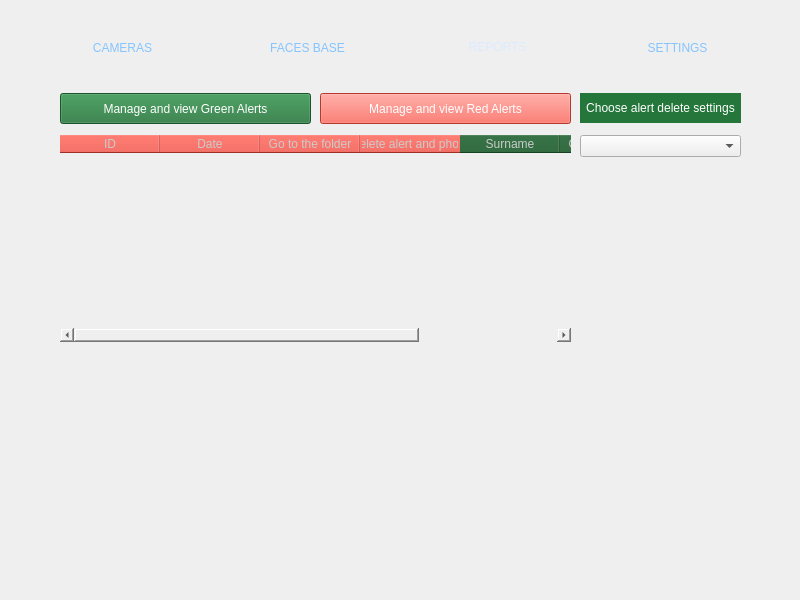
The window that LeonCam/MainApp.ui (kazimierczak-robert/LeonCam) describes before a commit, drawn with Qt 5.
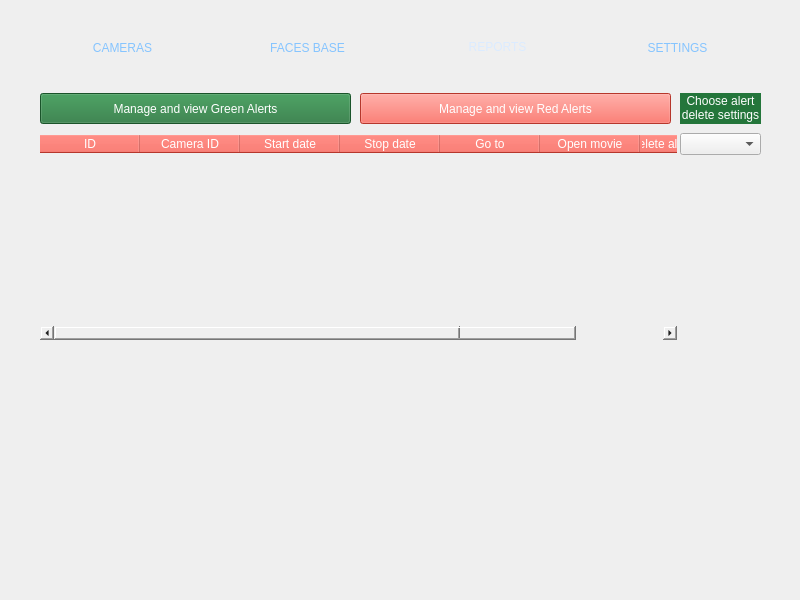
The same window after the commit. The open tabs and pages were chosen to show the change. Icons and pictures are not drawn.

Commit message: Tabele zilelonych i czerwonych alertów, poprawienie OpenFileExplorer

Diff of the .ui file:
```diff
--- a/LeonCam/MainApp.ui
+++ b/LeonCam/MainApp.ui
@@ -472,10 +472,10 @@
      <widget class="QTableWidget" name="TWGreenReport">
       <property name="geometry">
        <rect>
-        <x>28</x>
+        <x>8</x>
         <y>70</y>
-        <width>515</width>
-        <height>211</height>
+        <width>641</width>
+        <height>209</height>
        </rect>
       </property>
       <property name="focusPolicy">
@@ -491,12 +491,13 @@
        <string notr="true">QTableWidget
 {
 	color: rgb(255, 255, 255);
-    alternate-background-color: rgb(28, 93, 45);
+    alternate-background-color: /*rgb(28, 93, 45);*/rgb(53, 89, 127);
 }
 QHeaderView::section
 {
-	background-color: rgb(28, 93, 45);
-	color: rgb(203, 203, 203);
+	/*background-color: rgb(28, 93, 45);*/	
+	background-color:rgb(36, 118, 59);
+	color: rgb(255, 255, 255);
 }</string>
       </property>
       <property name="frameShape">
@@ -542,7 +543,7 @@
       </column>
       <column>
        <property name="text">
-        <string>Date</string>
+        <string>Camera ID</string>
        </property>
       </column>
       <column>
@@ -562,7 +563,17 @@
       </column>
       <column>
        <property name="text">
-        <string>Go to the folder</string>
+        <string>Start date</string>
+       </property>
+      </column>
+      <column>
+       <property name="text">
+        <string>Stop date</string>
+       </property>
+      </column>
+      <column>
+       <property name="text">
+        <string>Go to</string>
        </property>
       </column>
       <column>
@@ -574,9 +585,9 @@
      <widget class="QPushButton" name="PBGreenAlert">
       <property name="geometry">
        <rect>
-        <x>30</x>
+        <x>10</x>
         <y>30</y>
-        <width>251</width>
+        <width>311</width>
         <height>31</height>
        </rect>
       </property>
@@ -605,9 +616,9 @@
      <widget class="QPushButton" name="PBRedAlert">
       <property name="geometry">
        <rect>
-        <x>290</x>
+        <x>330</x>
         <y>30</y>
-        <width>251</width>
+        <width>311</width>
         <height>31</height>
        </rect>
       </property>
@@ -630,10 +641,10 @@
      <widget class="QLabel" name="LChooseAlertDelSet">
       <property name="geometry">
        <rect>
-        <x>550</x>
+        <x>650</x>
         <y>30</y>
-        <width>161</width>
-        <height>30</height>
+        <width>81</width>
+        <height>31</height>
        </rect>
       </property>
       <property name="styleSheet">
@@ -641,16 +652,16 @@
 background-color:rgb(36, 118, 59);</string>
       </property>
       <property name="text">
-       <string>&lt;html&gt;&lt;head/&gt;&lt;body&gt;&lt;p align=&quot;center&quot;&gt;Choose alert delete settings&lt;/p&gt;&lt;/body&gt;&lt;/html&gt;</string>
+       <string>&lt;html&gt;&lt;head/&gt;&lt;body&gt;&lt;p align=&quot;center&quot;&gt;Choose alert &lt;br/&gt;delete settings&lt;/p&gt;&lt;/body&gt;&lt;/html&gt;</string>
       </property>
      </widget>
      <widget class="QTableWidget" name="TWRedReport">
       <property name="geometry">
        <rect>
-        <x>28</x>
+        <x>8</x>
         <y>70</y>
-        <width>515</width>
-        <height>211</height>
+        <width>641</width>
+        <height>209</height>
        </rect>
       </property>
       <property name="focusPolicy">
@@ -666,12 +677,14 @@
        <string notr="true">QTableWidget
 {
 	color: rgb(255, 255, 255);
-    alternate-background-color:  rgb(227, 66, 54);
+    alternate-background-color:  /*rgb(255, 99, 85);*/rgb(53, 89, 127);
+
 }
 QHeaderView::section
 {
-	background-color: rgb(227, 66, 54);
-	color: rgb(203, 203, 203);
+	background-color: rgb(255, 77, 61);
+	color: rgb(255, 255, 255);
+
 }</string>
       </property>
       <property name="frameShape">
@@ -717,26 +730,41 @@
       </column>
       <column>
        <property name="text">
-        <string>Date</string>
+        <string>Camera ID</string>
        </property>
       </column>
       <column>
        <property name="text">
-        <string>Go to the folder</string>
+        <string>Start date</string>
        </property>
       </column>
       <column>
        <property name="text">
-        <string>Delete alert and photo</string>
+        <string>Stop date</string>
+       </property>
+      </column>
+      <column>
+       <property name="text">
+        <string>Go to</string>
+       </property>
+      </column>
+      <column>
+       <property name="text">
+        <string>Open movie</string>
+       </property>
+      </column>
+      <column>
+       <property name="text">
+        <string>Delete alert and movie</string>
        </property>
       </column>
      </widget>
      <widget class="QComboBox" name="CBSettings">
       <property name="geometry">
        <rect>
-        <x>550</x>
-        <y>72</y>
-        <width>161</width>
+        <x>650</x>
+        <y>70</y>
+        <width>81</width>
         <height>22</height>
        </rect>
       </property>
```
Left out of the diff: 4 changed lines with no effect on the pictures. The commit also changes 12 other files.
